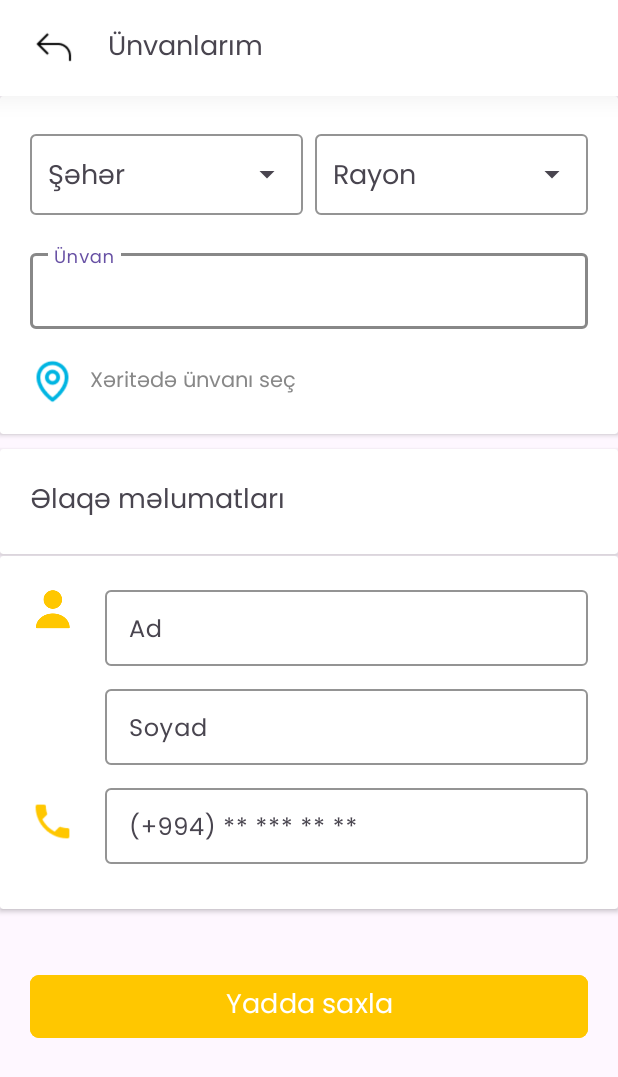
After one commit to TheSarKhan/bendis-android, an Android app: the fragment AddNewAddressFragment shown on its own in the app's theme, on a phone screen of 412 x 824 dp. The commit adds this screen. Shown: the top 1077 px of the screen. Run offline under Robolectric (Android 15) with nearby library versions, the phone set to English and light mode, and no system bars.

Commit message:
Add Address Page

```diff
--- /dev/null
+++ b/app/src/main/java/com/bendis/ui/view/AddNewAddressFragment.kt
@@ -0,0 +1,60 @@
+package com.bendis.ui.view
+
+import android.os.Bundle
+import androidx.fragment.app.Fragment
+import android.view.LayoutInflater
+import android.view.View
+import android.view.ViewGroup
+import com.bendis.R
+
+// TODO: Rename parameter arguments, choose names that match
+// the fragment initialization parameters, e.g. ARG_ITEM_NUMBER
+private const val ARG_PARAM1 = "param1"
+private const val ARG_PARAM2 = "param2"
+
+/**
+ * A simple [Fragment] subclass.
+ * Use the [AddNewAddressFragment.newInstance] factory method to
+ * create an instance of this fragment.
+ */
+class AddNewAddressFragment : Fragment() {
+    // TODO: Rename and change types of parameters
+    private var param1: String? = null
+    private var param2: String? = null
+
+    override fun onCreate(savedInstanceState: Bundle?) {
+        super.onCreate(savedInstanceState)
+        arguments?.let {
+            param1 = it.getString(ARG_PARAM1)
+            param2 = it.getString(ARG_PARAM2)
+        }
+    }
+
+    override fun onCreateView(
+        inflater: LayoutInflater, container: ViewGroup?,
+        savedInstanceState: Bundle?
+    ): View? {
+        // Inflate the layout for this fragment
+        return inflater.inflate(R.layout.fragment_add_new_address, container, false)
+    }
+
+    companion object {
+        /**
+         * Use this factory method to create a new instance of
+         * this fragment using the provided parameters.
+         *
+         * @param param1 Parameter 1.
+         * @param param2 Parameter 2.
+         * @return A new instance of fragment AddNewAddressFragment.
+         */
+        // TODO: Rename and change types and number of parameters
+        @JvmStatic
+        fun newInstance(param1: String, param2: String) =
+            AddNewAddressFragment().apply {
+                arguments = Bundle().apply {
+                    putString(ARG_PARAM1, param1)
+                    putString(ARG_PARAM2, param2)
+                }
+            }
+    }
+}
--- /dev/null
+++ b/app/src/main/res/layout/fragment_add_new_address.xml
@@ -0,0 +1,329 @@
+<?xml version="1.0" encoding="utf-8"?>
+<androidx.constraintlayout.widget.ConstraintLayout xmlns:android="http://schemas.android.com/apk/res/android"
+    xmlns:tools="http://schemas.android.com/tools"
+    android:layout_width="match_parent"
+    android:layout_height="match_parent"
+    xmlns:app="http://schemas.android.com/apk/res-auto"
+    tools:context=".ui.view.AddNewAddressFragment">
+
+    <androidx.appcompat.widget.Toolbar
+        android:id="@+id/toolbarAddress2"
+        android:layout_width="match_parent"
+        android:elevation="10dp"
+        android:outlineSpotShadowColor="@color/text_hint_color"
+        android:background="@color/white"
+        android:layout_height="wrap_content"
+        app:layout_constraintTop_toTopOf="parent"
+        app:layout_constraintStart_toStartOf="parent"
+        app:layout_constraintEnd_toEndOf="parent" >
+
+        <androidx.constraintlayout.widget.ConstraintLayout
+            android:layout_width="match_parent"
+            android:layout_marginStart="20dp"
+            android:layout_height="wrap_content">
+
+            <ImageView
+                android:layout_width="32dp"
+                android:layout_height="32dp"
+                android:src="@drawable/back"
+                android:id="@+id/myAddressTv"
+                app:layout_constraintTop_toTopOf="parent"
+                app:layout_constraintBottom_toBottomOf="parent"
+                app:layout_constraintStart_toStartOf="parent" />
+
+            <TextView
+                android:layout_width="wrap_content"
+                android:layout_height="wrap_content"
+                android:text="@string/MyAddress"
+                android:layout_marginStart="20dp"
+                android:fontFamily="@font/poppins"
+                android:textSize="18sp"
+                app:layout_constraintTop_toTopOf="parent"
+                app:layout_constraintBottom_toBottomOf="parent"
+                app:layout_constraintStart_toEndOf="@id/myAddressTv" />
+        </androidx.constraintlayout.widget.ConstraintLayout>
+    </androidx.appcompat.widget.Toolbar>
+
+    <androidx.cardview.widget.CardView
+        android:layout_width="match_parent"
+        android:id="@+id/cityRegionCardView"
+        android:layout_height="wrap_content"
+        app:layout_constraintTop_toBottomOf="@id/toolbarAddress2"
+        app:layout_constraintStart_toStartOf="parent"
+        app:layout_constraintEnd_toEndOf="parent">
+
+        <androidx.constraintlayout.widget.ConstraintLayout
+            android:layout_width="match_parent"
+            android:id="@+id/addressLayout"
+            android:layout_height="wrap_content"
+            android:layout_marginStart="20dp"
+            android:layout_marginTop="20dp"
+            android:layout_marginBottom="20dp"
+            android:layout_marginEnd="20dp" >
+
+            <LinearLayout
+            app:layout_constraintTop_toTopOf="parent"
+            app:layout_constraintStart_toStartOf="parent"
+            android:layout_width="match_parent"
+            android:layout_height="wrap_content"
+            android:orientation="horizontal"
+                android:id="@+id/cityRegionSpinnerLayout"
+            app:layout_constraintEnd_toEndOf="parent"
+            android:gravity="center_vertical"
+            android:layout_marginBottom="10dp">
+
+            <com.google.android.material.textfield.TextInputLayout
+                android:layout_width="0dp"
+                android:layout_height="wrap_content"
+                android:layout_weight="1"
+                app:endIconMode="dropdown_menu"
+                app:boxStrokeColor="@color/text_hint_color"
+                app:boxBackgroundMode="outline">
+
+                <AutoCompleteTextView
+                    android:id="@+id/spinnerCity"
+                    android:layout_width="match_parent"
+                    android:layout_height="wrap_content"
+                    android:hint="@string/City"
+                    android:inputType="none"
+                    android:fontFamily="@font/poppins"
+                    android:focusable="false"
+                    android:padding="12dp"/>
+            </com.google.android.material.textfield.TextInputLayout>
+
+            <com.google.android.material.textfield.TextInputLayout
+                android:layout_width="0dp"
+                android:layout_height="wrap_content"
+                android:layout_weight="1"
+                android:layout_marginStart="8dp"
+                app:endIconMode="dropdown_menu"
+                app:boxStrokeColor="@color/text_hint_color"
+                app:boxBackgroundMode="outline">
+
+                <AutoCompleteTextView
+                    android:id="@+id/spinnerDistrict"
+                    android:layout_width="match_parent"
+                    android:layout_height="wrap_content"
+                    android:hint="@string/Region"
+                    android:inputType="none"
+                    android:fontFamily="@font/poppins"
+                    android:focusable="false"
+                    android:padding="12dp"/>
+            </com.google.android.material.textfield.TextInputLayout>
+        </LinearLayout>
+
+
+            <com.google.android.material.textfield.TextInputLayout
+                android:layout_width="match_parent"
+                android:layout_height="wrap_content"
+                android:hint="@string/address"
+                android:id="@+id/addressEt"
+                android:layout_marginTop="20dp"
+                app:layout_constraintTop_toBottomOf="@id/cityRegionSpinnerLayout"
+                app:boxStrokeColor="@color/text_hint_color"
+                app:boxBackgroundMode="outline"
+                app:boxStrokeWidth="1dp">
+
+            <com.google.android.material.textfield.TextInputEditText
+                android:id="@+id/etCity"
+                android:layout_width="match_parent"
+                android:layout_height="wrap_content"
+                android:padding="12dp"
+                android:textSize="16sp"
+                android:fontFamily="@font/poppins"
+                android:textColor="@color/black"
+                android:textColorHint="@color/text_hint_color"
+                android:background="@null"/>
+        </com.google.android.material.textfield.TextInputLayout>
+
+
+            <ImageView
+                android:id="@+id/locationIconIv"
+                android:layout_width="30dp"
+                android:layout_height="30dp"
+                android:layout_marginTop="20dp"
+                app:layout_constraintStart_toStartOf="parent"
+                android:src="@drawable/location_icon_blue"
+                app:layout_constraintTop_toBottomOf="@id/addressEt" />
+
+            <TextView
+                android:layout_width="wrap_content"
+                android:fontFamily="@font/poppins"
+                android:textColor="@color/text_hint_color"
+                android:layout_height="wrap_content"
+                android:text="@string/ChooseTheAddress"
+                app:layout_constraintStart_toEndOf="@id/locationIconIv"
+                app:layout_constraintTop_toTopOf="@id/locationIconIv"
+                app:layout_constraintBottom_toBottomOf="@id/locationIconIv"
+                android:layout_marginStart="10dp" />
+</androidx.constraintlayout.widget.ConstraintLayout>
+    </androidx.cardview.widget.CardView>
+
+
+    <androidx.cardview.widget.CardView
+        android:layout_width="match_parent"
+        app:layout_constraintStart_toStartOf="parent"
+        app:layout_constraintEnd_toEndOf="parent"
+        android:layout_height="wrap_content"
+        android:id="@+id/contactInfoCardview1"
+        app:layout_constraintTop_toBottomOf="@id/cityRegionCardView"
+        android:layout_marginTop="10dp" >
+
+        <androidx.constraintlayout.widget.ConstraintLayout
+            android:layout_width="match_parent"
+            android:layout_height="wrap_content"
+            android:layout_marginTop="20dp"
+            android:layout_marginStart="20dp"
+            android:layout_marginEnd="20dp"
+            app:layout_constraintStart_toStartOf="parent"
+            app:layout_constraintTop_toTopOf="parent"
+            app:layout_constraintEnd_toEndOf="parent"
+            android:layout_marginBottom="20dp">
+
+            <TextView
+                android:layout_width="wrap_content"
+                android:layout_height="wrap_content"
+                android:text="@string/infoContact"
+                android:textSize="18sp"
+                android:fontFamily="@font/poppins"
+                app:layout_constraintStart_toStartOf="parent"
+                app:layout_constraintTop_toTopOf="parent" />
+
+        </androidx.constraintlayout.widget.ConstraintLayout>
+    </androidx.cardview.widget.CardView>
+
+    <androidx.cardview.widget.CardView
+        android:layout_width="match_parent"
+        app:layout_constraintStart_toStartOf="parent"
+        app:layout_constraintEnd_toEndOf="parent"
+        android:layout_height="wrap_content"
+        android:id="@+id/contactEtCardview"
+        app:layout_constraintTop_toBottomOf="@id/contactInfoCardview1"
+        android:layout_marginTop="1dp" >
+
+        <androidx.constraintlayout.widget.ConstraintLayout
+            android:layout_width="match_parent"
+            android:layout_height="wrap_content"
+            android:layout_marginTop="20dp"
+            android:layout_marginStart="20dp"
+            android:layout_marginEnd="20dp"
+            android:layout_marginBottom="30dp">
+
+
+            <ImageView
+                android:layout_width="30dp"
+                android:layout_height="30dp"
+                android:id="@+id/userIconIv"
+                android:src="@drawable/user"
+                app:layout_constraintStart_toStartOf="parent"
+                app:layout_constraintTop_toTopOf="parent" />
+
+
+            <com.google.android.material.textfield.TextInputLayout
+                android:id="@+id/nameEt"
+                android:layout_width="0dp"
+                android:layout_height="wrap_content"
+                android:layout_marginStart="20dp"
+                android:layout_marginTop="20dp"
+                android:hint="@string/Name"
+                app:boxBackgroundMode="outline"
+                app:boxStrokeColor="@color/text_hint_color"
+                app:boxStrokeWidth="1dp"
+                app:layout_constraintBottom_toBottomOf="@id/userIconIv"
+                app:layout_constraintEnd_toEndOf="parent"
+                app:layout_constraintStart_toEndOf="@id/userIconIv"
+                app:layout_constraintTop_toTopOf="@id/userIconIv">
+
+                <com.google.android.material.textfield.TextInputEditText
+                    android:id="@+id/etName"
+                    android:layout_width="match_parent"
+                    android:layout_height="wrap_content"
+                    android:background="@null"
+                    android:fontFamily="@font/poppins"
+                    android:padding="12dp"
+                    android:textColor="@color/black"
+                    android:textColorHint="@color/text_hint_color"
+                    android:textSize="16sp" />
+            </com.google.android.material.textfield.TextInputLayout>
+
+
+            <com.google.android.material.textfield.TextInputLayout
+                android:id="@+id/surnameEt"
+                android:layout_width="0dp"
+                android:layout_height="wrap_content"
+                android:layout_marginStart="20dp"
+                android:layout_marginTop="10dp"
+                android:hint="@string/Surname"
+                app:boxBackgroundMode="outline"
+                app:boxStrokeColor="@color/text_hint_color"
+                app:boxStrokeWidth="1dp"
+                app:layout_constraintEnd_toEndOf="parent"
+                app:layout_constraintStart_toEndOf="@id/userIconIv"
+                app:layout_constraintTop_toBottomOf="@id/nameEt">
+
+                <com.google.android.material.textfield.TextInputEditText
+                    android:id="@+id/etSurname"
+                    android:layout_width="match_parent"
+                    android:layout_height="wrap_content"
+                    android:background="@null"
+                    android:fontFamily="@font/poppins"
+                    android:padding="12dp"
+                    android:textColor="@color/black"
+                    android:textColorHint="@color/text_hint_color"
+                    android:textSize="16sp" />
+            </com.google.android.material.textfield.TextInputLayout>
+
+
+            <ImageView
+                android:layout_width="30dp"
+                android:id="@+id/phoneIconIv"
+                android:layout_height="30dp"
+                android:src="@drawable/phone_icon_yellow"
+                android:layout_marginTop="10dp"
+                app:layout_constraintStart_toStartOf="parent"
+                app:layout_constraintBottom_toBottomOf="parent"
+                app:layout_constraintTop_toBottomOf="@id/surnameEt" />
+
+
+            <com.google.android.material.textfield.TextInputLayout
+                android:id="@+id/phoneEt"
+                android:layout_width="0dp"
+                android:layout_height="wrap_content"
+                android:layout_marginStart="20dp"
+                android:layout_marginTop="10dp"
+                android:hint="@string/defaultPhone"
+                app:boxBackgroundMode="outline"
+                app:boxStrokeColor="@color/text_hint_color"
+                app:boxStrokeWidth="1dp"
+                app:layout_constraintEnd_toEndOf="parent"
+                app:layout_constraintStart_toEndOf="@id/phoneIconIv"
+                app:layout_constraintTop_toBottomOf="@id/surnameEt">
+
+                <com.google.android.material.textfield.TextInputEditText
+                    android:id="@+id/etPhone"
+                    android:layout_width="match_parent"
+                    android:layout_height="wrap_content"
+                    android:background="@null"
+                    android:fontFamily="@font/poppins"
+                    android:padding="12dp"
+                    android:textColor="@color/black"
+                    android:textColorHint="@color/text_hint_color"
+                    android:textSize="16sp" />
+            </com.google.android.material.textfield.TextInputLayout>
+        </androidx.constraintlayout.widget.ConstraintLayout>
+    </androidx.cardview.widget.CardView>
+
+    <com.google.android.material.button.MaterialButton
+        android:layout_width="match_parent"
+        android:layout_height="wrap_content"
+        android:id="@+id/saveAddressBtn"
+        android:layout_marginStart="20dp"
+        android:layout_marginEnd="20dp"
+        app:cornerRadius="6dp"
+        app:layout_constraintTop_toBottomOf="@id/contactEtCardview"
+        android:text="@string/Save"
+        android:textSize="18sp"
+        android:fontFamily="@font/poppins"
+        android:layout_marginTop="40dp"
+        android:backgroundTint="@color/main_color" />
+</androidx.constraintlayout.widget.ConstraintLayout>
--- a/app/src/main/res/values/strings.xml
+++ b/app/src/main/res/values/strings.xml
@@ -70,5 +70,10 @@
     <string name="MyAddressText2">Mənim ünvanlarım</string>
     <string name="MyAddressText3">Hələ ünvan əlavə etməmisiniz. Çatdırılma ünvanınızı əlavə edərək alış-verişinizi sürətləndirin!</string>
     <string name="AddAddress">Ünvan əlavə et</string>
-
+    <string name="Region">Rayon</string>
+    <string name="ChooseTheAddress">Xəritədə ünvanı seç</string>
+    <string name="blockApartment">Blok/Mənzil</string>
+    <string name="infoContact">Əlaqə məlumatları</string>
+    <string name="defaultPhone">(+994) ** *** ** **</string>
+    <string name="address">Ünvan</string>
 </resources>
```
Also changed, not shown: app/src/main/res/drawable/location_icon_blue.png (added), app/src/main/res/drawable/phone_icon_yellow.png (added).
